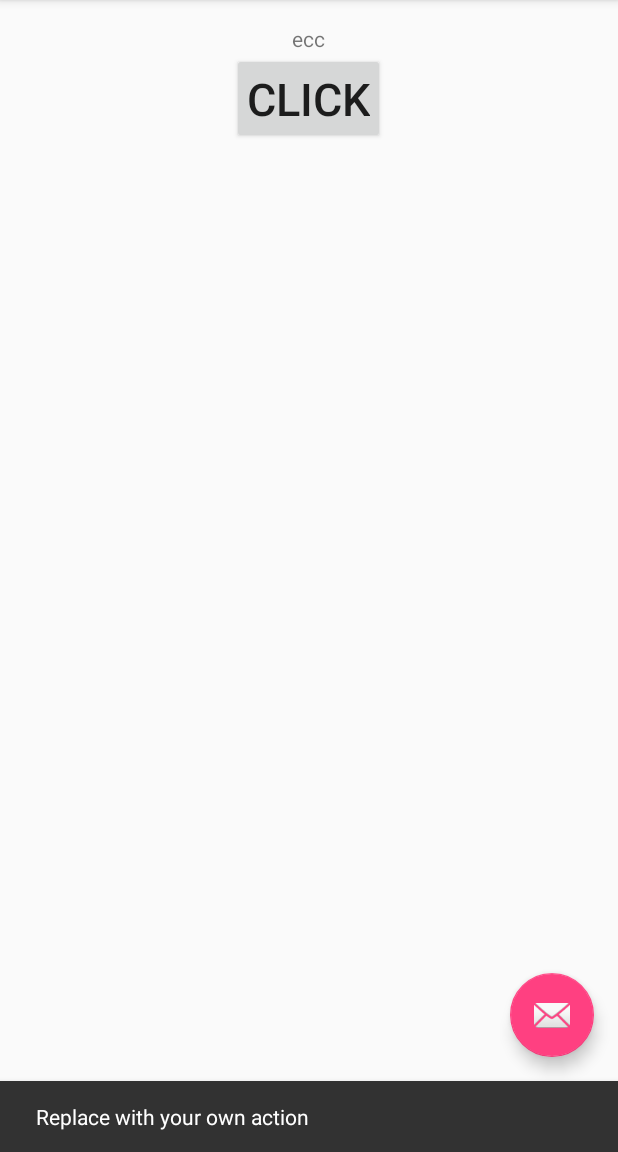
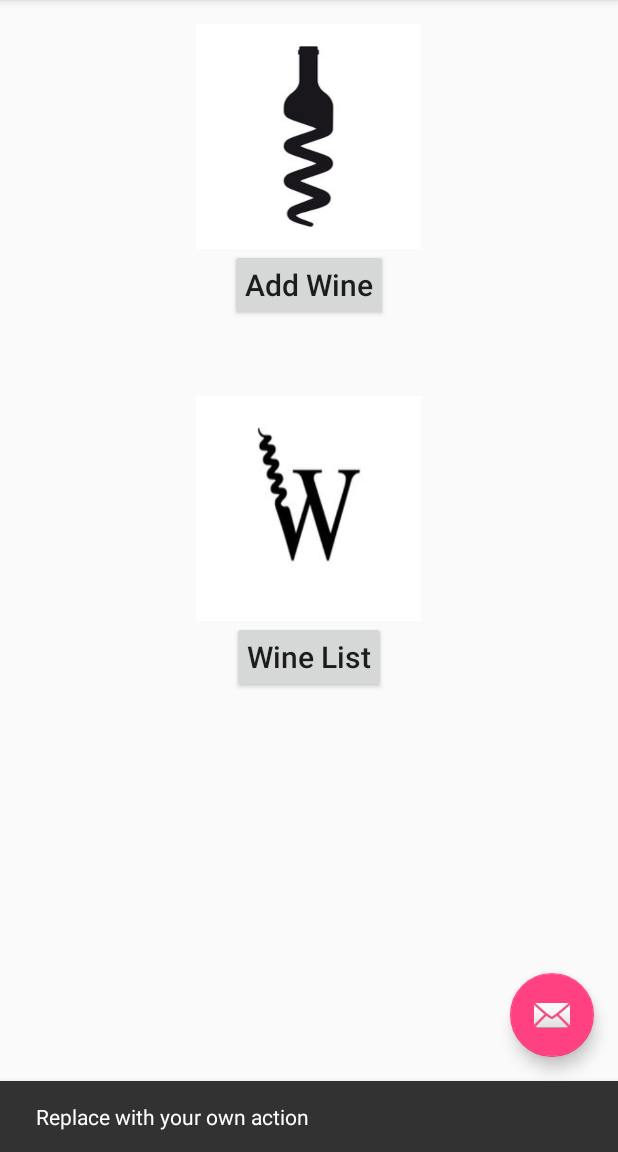
Before and after one commit to raimy29/WineCatalog, an Android app: the screen it shows after launch (MainActivity), after a tap on an icon or button, on a phone screen of 412 x 824 dp, the part 84-1236 px from its top. Run offline under Robolectric (Android 15) with nearby library versions, the phone set to English and light mode, and no system bars; our stand-ins replace Dagger/Hilt's generated code; 1 other tap on this screen came first.

Commit message:
Added Main menu view

```diff
--- a/app/src/main/res/layout/content_main.xml
+++ b/app/src/main/res/layout/content_main.xml
@@ -13,21 +13,38 @@
     tools:showIn="@layout/activity_main"
     android:orientation="vertical">
 
-    <TextView
-        android:layout_width="wrap_content"
-        android:layout_height="wrap_content"
-        android:text="..."
+    <ImageButton
+        android:layout_width="150sp"
+        android:layout_height="150sp"
         android:layout_gravity="center"
-        android:gravity="center_vertical"
-        android:id="@+id/tvPrint"/>
-
+        android:background="@drawable/add_wine"
+        android:id="@+id/addWineImageBtn"/>
     <Button
         android:layout_width="wrap_content"
         android:layout_height="wrap_content"
         android:layout_gravity="center"
         android:gravity="center_vertical"
-        android:text="@string/btn"
+        android:text="@string/addBtn"
         android:padding="10dp"
-        android:textSize="30dp"
+        android:textSize="20dp"
+        android:textAllCaps="false"
+        android:id="@+id/btnBtn"/>
+
+    <ImageButton
+        android:layout_marginTop="50sp"
+        android:layout_width="150sp"
+        android:layout_height="150sp"
+        android:layout_gravity="center"
+        android:background="@drawable/list_wines"
+        android:id="@+id/listWineImageBtn"/>
+    <Button
+        android:layout_width="wrap_content"
+        android:layout_height="wrap_content"
+        android:layout_gravity="center"
+        android:gravity="center_vertical"
+        android:text="@string/listBtn"
+        android:padding="10dp"
+        android:textSize="20dp"
+        android:textAllCaps="false"
         android:id="@+id/btnBtn"/>
 </LinearLayout>
--- a/app/src/main/res/values/strings.xml
+++ b/app/src/main/res/values/strings.xml
@@ -1,5 +1,6 @@
 <resources>
     <string name="app_name">WineCatalog</string>
     <string name="action_settings">Settings</string>
-    <string name="btn">Click</string>
+    <string name="addBtn">Add Wine</string>
+    <string name="listBtn">Wine List</string>
 </resources>
```
Also changed, not shown: app/src/main/res/drawable/add_wine.jpg (added), app/src/main/res/drawable/list_wines.jpg (added), 2 other files.
